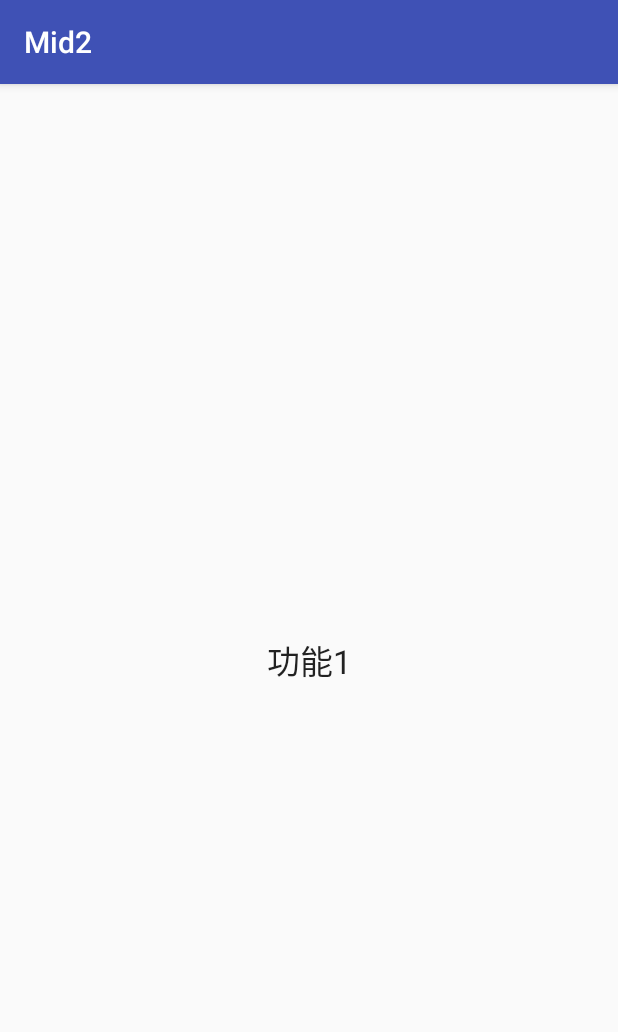
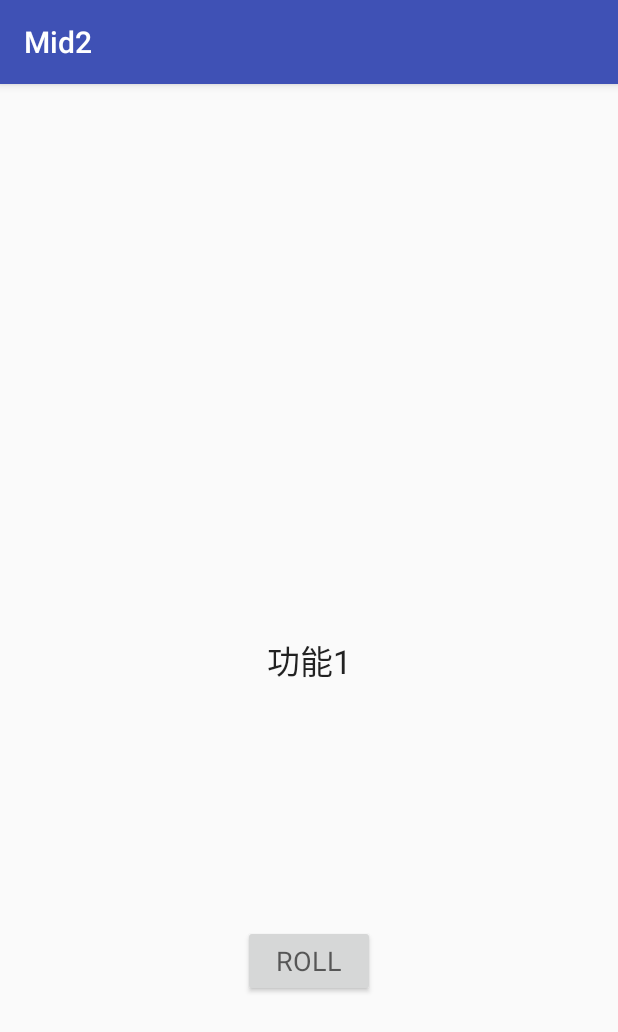
Before and after one commit to psli0101/Mid2, an Android app: the Func1Activity screen opened directly, with no data from a screen before it, on a phone screen of 412 x 824 dp. Shown: the top 1032 px of the screen. Run offline under Robolectric (Android 15) with nearby library versions, the phone set to English and light mode, and no system bars.

Commit message:
homework1

```diff
--- a/app/src/main/res/layout/activity_func1.xml
+++ b/app/src/main/res/layout/activity_func1.xml
@@ -20,4 +20,20 @@
         app:layout_constraintLeft_toLeftOf="parent"
         android:layout_marginRight="8dp"
         app:layout_constraintRight_toRightOf="parent" />
+
+    <Button
+        android:id="@+id/button"
+        android:layout_width="wrap_content"
+        android:layout_height="wrap_content"
+        android:layout_marginBottom="8dp"
+        android:layout_marginEnd="8dp"
+        android:layout_marginStart="8dp"
+        android:layout_marginTop="8dp"
+        android:onClick="roll"
+        android:text="ROLL"
+        android:textAppearance="@style/TextAppearance.AppCompat.Medium"
+        app:layout_constraintBottom_toBottomOf="parent"
+        app:layout_constraintEnd_toEndOf="parent"
+        app:layout_constraintStart_toStartOf="parent"
+        app:layout_constraintTop_toBottomOf="@+id/textView" />
 </android.support.constraint.ConstraintLayout>
```
Also changed, not shown: app/src/main/java/com/fju/mid2/Func1Activity.java (+14 -0 lines), app/src/main/res/dices/d1.png (added), app/src/main/res/dices/d2.png (added), app/src/main/res/dices/d3.png (added), app/src/main/res/dices/d4.png (added), app/src/main/res/dices/d5.png (added), app/src/main/res/dices/d6.png (added).
